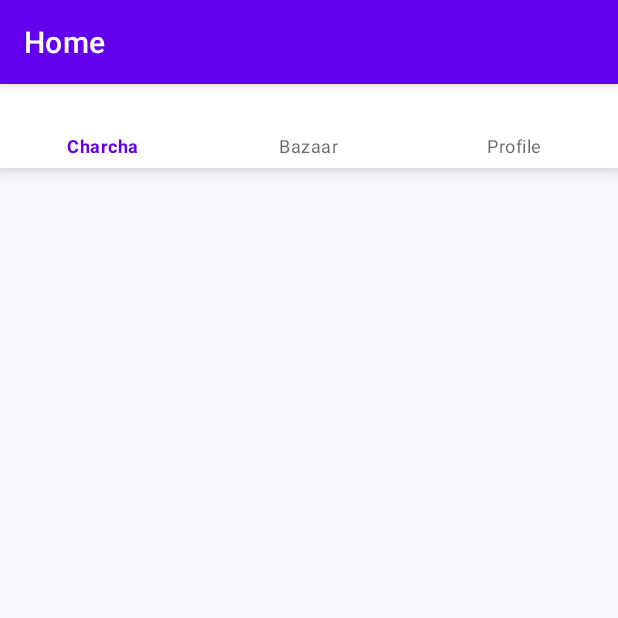
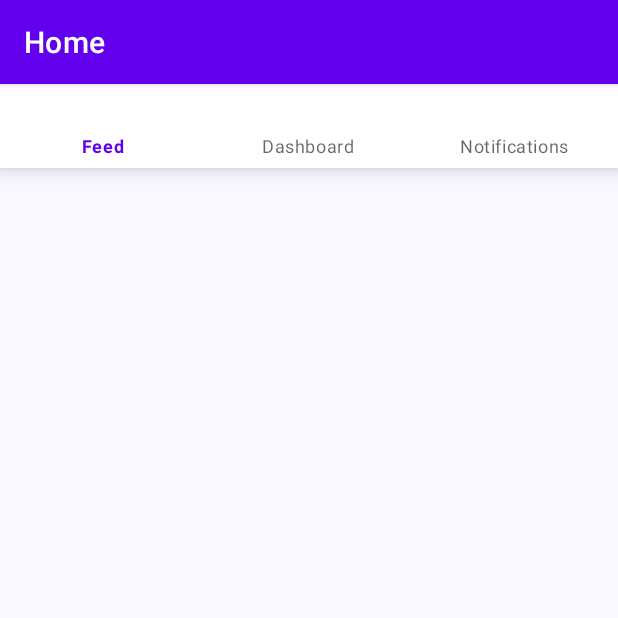
Before and after one commit to Dhananjay57/UserFeed, an Android app built with Jetpack Compose: the screen it shows after launch (MainActivity), on a phone screen of 412 x 824 dp, the top half of it. Run offline under Robolectric (Android 15) with nearby library versions, the phone set to English and light mode, and no system bars; our stand-ins replace Dagger/Hilt's generated code, Room's generated code, navigation-ui, paging.

Commit message:
string correction

```diff
--- a/app/src/main/res/menu/bottom_nav_menu.xml
+++ b/app/src/main/res/menu/bottom_nav_menu.xml
@@ -3,14 +3,14 @@
 
     <item
         android:id="@+id/navigation_home"
-        android:title="@string/titel_charcha" />
+        android:title="@string/titel_feed" />
 
     <item
         android:id="@+id/navigation_dashboard"
-        android:title="@string/title_bazar" />
+        android:title="@string/title_dashboard" />
 
     <item
         android:id="@+id/navigation_notifications"
-        android:title="@string/titel_profile" />
+        android:title="@string/title_notifications" />
 
 </menu>
--- a/app/src/main/res/values/strings.xml
+++ b/app/src/main/res/values/strings.xml
@@ -3,7 +3,5 @@
     <string name="title_home">Home</string>
     <string name="title_dashboard">Dashboard</string>
     <string name="title_notifications">Notifications</string>
-    <string name="titel_charcha">Charcha</string>
-    <string name="title_bazar">Bazaar</string>
-    <string name="titel_profile">Profile</string>
+    <string name="titel_feed">Feed</string>
 </resources>
```
